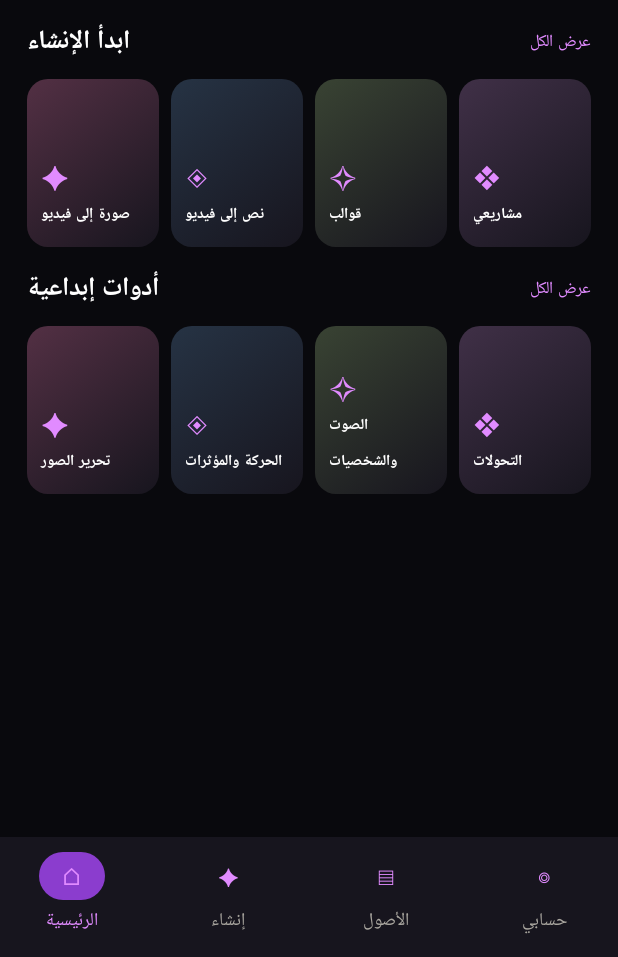
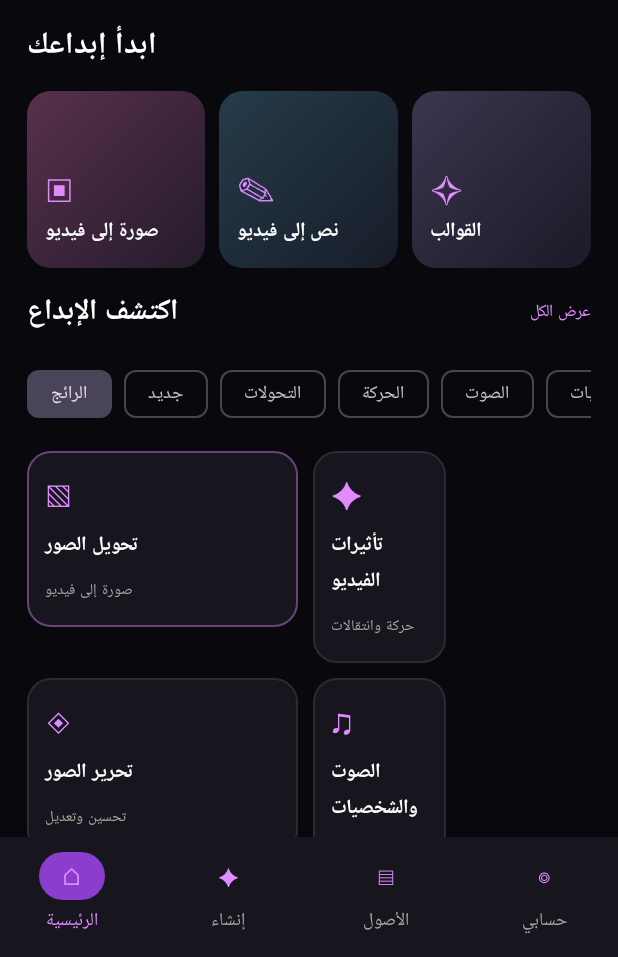
Before and after one commit to walidaldib2/WaleedAldib, an Android app built with Jetpack Compose: the screen it shows after launch (MainActivity), on a phone screen of 412 x 824 dp, the part 279-1236 px from its top. Run offline under Robolectric (Android 15) with nearby library versions, the phone set to English and light mode, and no system bars.

Commit message:
Reshape home screen to PixVerse-style creation and discovery layout

```diff
--- a/app/src/main/java/com/walidaldib/cinematic/MainActivity.kt
+++ b/app/src/main/java/com/walidaldib/cinematic/MainActivity.kt
@@ -148,19 +148,83 @@ private fun Studio(context: Context) {
                             Text("⚡ محلي", color = gold, fontWeight = FontWeight.Bold)
                         }
                     }
-                    item { HomeSection("ابدأ الإنشاء", listOf("صورة إلى فيديو", "نص إلى فيديو", "قوالب", "مشاريعي")) { label ->
-                        when (label) {
-                            "صورة إلى فيديو" -> { activeTool = label; page = "إنشاء"; picker.launch(PickVisualMediaRequest(ActivityResultContracts.PickVisualMedia.ImageOnly)) }
-                            "نص إلى فيديو" -> { activeTool = label; page = "إنشاء"; notice = "توليد الفيديو من النص يحتاج ربط محرك ذكاء اصطناعي." }
-                            "قوالب" -> { activeTool = "قوالب"; page = "إنشاء"; createMode = "قوالب"; notice = "القوالب الجاهزة ستظهر هنا عند إضافة محتواها." }
-                            else -> page = "مشاريعي"
+                    item {
+                        Column(verticalArrangement = Arrangement.spacedBy(12.dp)) {
+                            Text("ابدأ إبداعك", color = Color.White, fontSize = 20.sp, fontWeight = FontWeight.Bold)
+                            Row(Modifier.fillMaxWidth(), horizontalArrangement = Arrangement.spacedBy(9.dp)) {
+                                Column(Modifier.weight(1f).height(118.dp).background(Brush.linearGradient(listOf(Color(0xFF58304D), Color(0xFF241B2B))), RoundedCornerShape(16.dp)).clickable {
+                                    activeTool = "صورة إلى فيديو"; page = "إنشاء"; picker.launch(PickVisualMediaRequest(ActivityResultContracts.PickVisualMedia.ImageOnly))
+                                }.padding(12.dp), verticalArrangement = Arrangement.Bottom) {
+                                    Text("▣", color = gold, fontSize = 25.sp)
+                                    Text("صورة إلى فيديو", color = Color.White, fontWeight = FontWeight.Bold, fontSize = 13.sp)
+                                }
+                                Column(Modifier.weight(1f).height(118.dp).background(Brush.linearGradient(listOf(Color(0xFF263B4A), Color(0xFF171D28))), RoundedCornerShape(16.dp)).clickable {
+                                    activeTool = "نص إلى فيديو"; page = "إنشاء"; notice = "توليد الفيديو من النص يحتاج ربط محرك ذكاء اصطناعي."
+                                }.padding(12.dp), verticalArrangement = Arrangement.Bottom) {
+                                    Text("✎", color = gold, fontSize = 25.sp)
+                                    Text("نص إلى فيديو", color = Color.White, fontWeight = FontWeight.Bold, fontSize = 13.sp)
+                                }
+                                Column(Modifier.weight(1f).height(118.dp).background(Brush.linearGradient(listOf(Color(0xFF3C354F), Color(0xFF1B1A27))), RoundedCornerShape(16.dp)).clickable {
+                                    activeTool = "قوالب"; page = "إنشاء"; createMode = "قوالب"; notice = "القوالب ستظهر هنا عند إضافة مكتبتها."
+                                }.padding(12.dp), verticalArrangement = Arrangement.Bottom) {
+                                    Text("✧", color = gold, fontSize = 25.sp)
+                                    Text("القوالب", color = Color.White, fontWeight = FontWeight.Bold, fontSize = 13.sp)
+                                }
+                            }
                         }
-                    } }
-                    item { HomeSection("أدوات إبداعية", listOf("تحرير الصور", "الحركة والمؤثرات", "الصوت والشخصيات", "التحولات")) { label ->
-                        activeTool = label
-                        page = "إنشاء"
-                        notice = "الأداة دي تحتاج محركها المتخصص قبل تفعيلها."
-                    } }
+                    }
+                    item {
+                        Row(Modifier.fillMaxWidth(), horizontalArrangement = Arrangement.SpaceBetween, verticalAlignment = Alignment.CenterVertically) {
+                            Text("اكتشف الإبداع", color = Color.White, fontSize = 19.sp, fontWeight = FontWeight.Bold)
+                            Text("عرض الكل", color = gold, fontSize = 11.sp, modifier = Modifier.clickable { page = "إنشاء" })
+                        }
+                    }
+                    item {
+                        Row(Modifier.fillMaxWidth().horizontalScroll(rememberScrollState()), horizontalArrangement = Arrangement.spacedBy(8.dp)) {
+                            listOf("الرائج", "جديد", "التحولات", "الحركة", "الصوت", "الشخصيات").forEachIndexed { index, label ->
+                                FilterChip(selected = index == 0, onClick = {
+                                    activeTool = when (label) {
+                                        "الصوت" -> "الصوت والشخصيات"
+                                        "الشخصيات" -> "الشخصيات"
+                                        "الحركة" -> "الحركة والمؤثرات"
+                                        "التحولات" -> "التحولات"
+                                        else -> "قوالب"
+                                    }
+                                    page = "إنشاء"
+                                    notice = "قسم $label يحتاج إضافة مكتبته ومحركه قبل عرض محتوى فعلي."
+                                }, label = { Text(label, fontSize = 12.sp) })
+                            }
+                        }
+                    }
+                    item {
+                        Column(verticalArrangement = Arrangement.spacedBy(10.dp)) {
+                            Row(Modifier.fillMaxWidth(), horizontalArrangement = Arrangement.spacedBy(10.dp)) {
+                                ToolTile("تحويل الصور", "صورة إلى فيديو", "▧", true) {
+                                    activeTool = "صورة إلى فيديو"; page = "إنشاء"; picker.launch(PickVisualMediaRequest(ActivityResultContracts.PickVisualMedia.ImageOnly))
+                                }
+                                ToolTile("تأثيرات الفيديو", "حركة وانتقالات", "✦", false) {
+                                    activeTool = "الحركة والمؤثرات"; page = "إنشاء"; notice = "مكتبة التأثيرات ستضاف لاحقًا."
+                                }
+                            }
+                            Row(Modifier.fillMaxWidth(), horizontalArrangement = Arrangement.spacedBy(10.dp)) {
+                                ToolTile("تحرير الصور", "تحسين وتعديل", "◈", false) {
+                                    activeTool = "تحرير الصور"; page = "إنشاء"; notice = "أدوات تحرير الصور تحتاج محركها المتخصص."
+                                }
+                                ToolTile("الصوت والشخصيات", "مزامنة صوت وحركة", "♫", false) {
+                                    activeTool = "الصوت والشخصيات"; page = "إنشاء"; notice = "أدوات الصوت والشخصيات تحتاج محركها المتخصص."
+                                }
+                            }
+                        }
+                    }
+                    item {
+                        Row(Modifier.fillMaxWidth().background(panel, RoundedCornerShape(14.dp)).clickable { page = "مشاريعي" }.padding(14.dp), verticalAlignment = Alignment.CenterVertically, horizontalArrangement = Arrangement.SpaceBetween) {
+                            Column(verticalArrangement = Arrangement.spacedBy(3.dp)) {
+                                Text("مشاريعك وإبداعاتك", color = Color.White, fontWeight = FontWeight.Bold)
+                                Text("${projects.size} مشروع محفوظ على جهازك", color = muted, fontSize = 11.sp)
+                            }
+                            Text("›", color = gold, fontSize = 24.sp)
+                        }
+                    }
                 } else if (page == "حسابي") {
                     item { Text("حسابي", color = Color.White, fontSize = 20.sp, fontWeight = FontWeight.Bold) }
                     item { Note("وليد الديب", "استوديو صناعة الفيديو والصور على هذا الهاتف.") }
```
